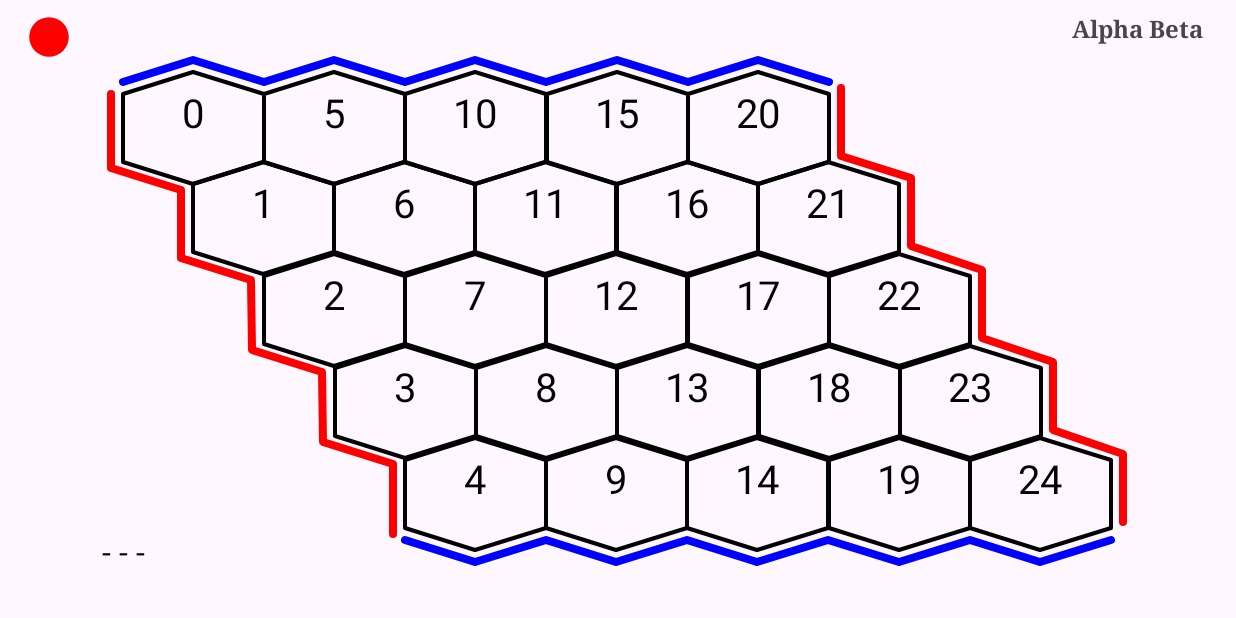
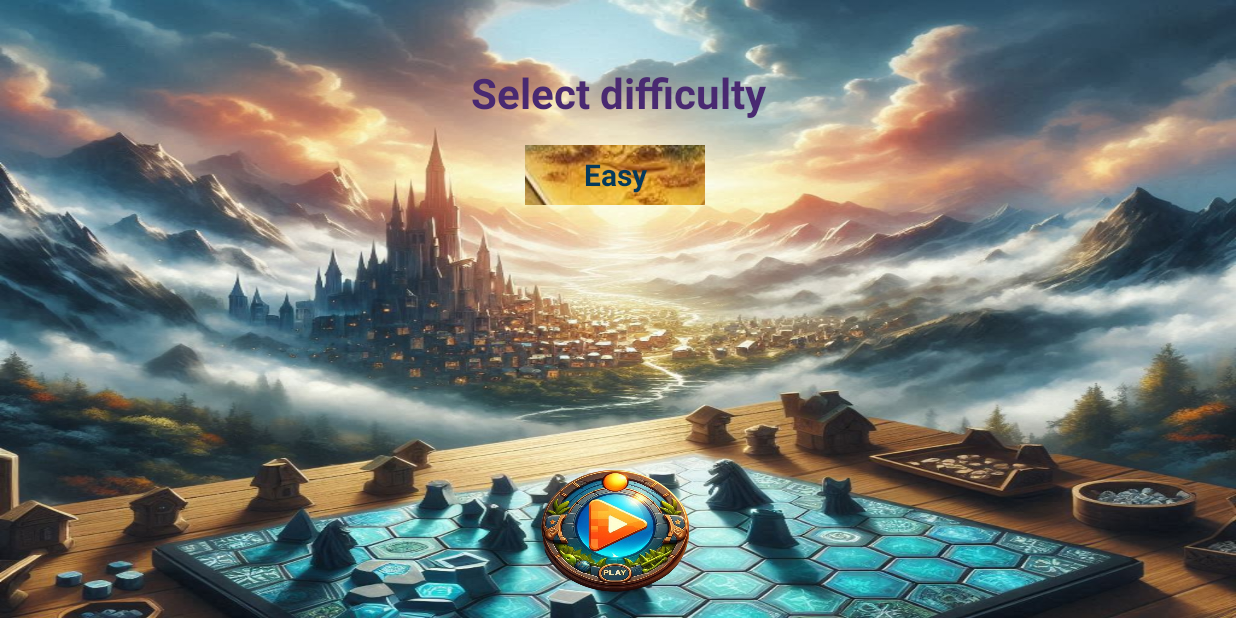
Before and after one commit to abusaeed2433/AiProject, an Android app: the screen it shows after launch (MainActivity before the commit, HomeScreen after it), on a phone screen of 824 x 412 dp (held sideways). Run offline under Robolectric (Android 15) with nearby library versions, the phone set to English and light mode, and no system bars.

Commit message:
Home Screen

```diff
--- a/app/src/main/AndroidManifest.xml
+++ b/app/src/main/AndroidManifest.xml
@@ -1,6 +1,6 @@
 <?xml version="1.0" encoding="utf-8"?>
 <manifest xmlns:android="http://schemas.android.com/apk/res/android"
-    xmlns:tools="http://schemas.android.com/tools">
+    xmlns:tools="http://schemas.android.com/tools" >
 
     <application
         android:allowBackup="true"
@@ -11,28 +11,29 @@
         android:roundIcon="@mipmap/ic_launcher_round"
         android:supportsRtl="true"
         android:theme="@style/Theme.AiProject"
-        tools:targetApi="31">
+        tools:targetApi="31" >
         <activity
-            android:name=".listener.SplashScreen"
-            android:exported="true">
+            android:name=".HomeScreen"
+            android:exported="false"
+            android:screenOrientation="landscape"
+            />
+        <activity
+            android:name=".SplashScreen"
+            android:exported="true"
+            android:screenOrientation="landscape"
+            >
 
             <intent-filter>
                 <action android:name="android.intent.action.MAIN" />
 
                 <category android:name="android.intent.category.LAUNCHER" />
             </intent-filter>
-
         </activity>
-
-
-
-
         <activity
             android:name=".MainActivity"
             android:exported="false"
             android:screenOrientation="landscape"
-            tools:ignore="DiscouragedApi">
-
+            tools:ignore="DiscouragedApi" >
         </activity>
     </application>
 
--- /dev/null
+++ b/app/src/main/java/com/unknownn/aiproject/HomeScreen.java
@@ -0,0 +1,74 @@
+package com.unknownn.aiproject;
+
+import android.content.Intent;
+import android.os.Bundle;
+import android.view.View;
+import android.widget.AdapterView;
+import android.widget.ArrayAdapter;
+import android.widget.ImageButton;
+import android.widget.Spinner;
+import android.widget.Toast;
+
+import androidx.activity.EdgeToEdge;
+import androidx.appcompat.app.AppCompatActivity;
+import androidx.core.content.ContextCompat;
+import androidx.core.graphics.Insets;
+import androidx.core.view.ViewCompat;
+import androidx.core.view.WindowInsetsCompat;
+
+public class HomeScreen extends AppCompatActivity {
+
+    ImageButton btn_play;
+
+    @Override
+    protected void onCreate(Bundle savedInstanceState) {
+        super.onCreate(savedInstanceState);
+        EdgeToEdge.enable(this);
+        setContentView(R.layout.activity_home_screen);
+        ViewCompat.setOnApplyWindowInsetsListener(findViewById(R.id.main), (v, insets) -> {
+            Insets systemBars = insets.getInsets(WindowInsetsCompat.Type.systemBars());
+            v.setPadding(systemBars.left, systemBars.top, systemBars.right, systemBars.bottom);
+            return insets;
+        });
+
+        btn_play = findViewById(R.id.btn_play);
+
+
+        Spinner difficultySpinner = findViewById(R.id.difficulty_spinner);
+
+        // Create an ArrayAdapter using the string array and a default spinner layout
+        ArrayAdapter<CharSequence> adapter = ArrayAdapter.createFromResource(this,
+                R.array.difficulty_levels, R.layout.custom_text);
+
+        // Specify the layout to use when the list of choices appears
+        adapter.setDropDownViewResource(android.R.layout.simple_spinner_dropdown_item);
+
+        // Apply the adapter to the spinner
+        difficultySpinner.setAdapter(adapter);
+
+        // Set an item selected listener
+        difficultySpinner.setOnItemSelectedListener(new AdapterView.OnItemSelectedListener() {
+            @Override
+            public void onItemSelected(AdapterView<?> parentView, View selectedItemView, int position, long id) {
+                String selectedDifficulty = parentView.getItemAtPosition(position).toString();
+                Toast.makeText(HomeScreen.this, "Selected: " + selectedDifficulty, Toast.LENGTH_SHORT).show();
+            }
+
+            @Override
+            public void onNothingSelected(AdapterView<?> parentView) {
+                Toast.makeText(HomeScreen.this,"Please select a difficulty",Toast.LENGTH_SHORT).show();
+            }
+        });
+
+        btn_play.setOnClickListener(new View.OnClickListener() {
+            @Override
+            public void onClick(View v) {
+                Intent intent = new Intent(HomeScreen.this, MainActivity.class);
+                startActivity(intent);
+
+            }
+        });
+
+
+    }
+}
--- a/app/src/main/java/com/unknownn/aiproject/listener/SplashScreen.java
+++ b/app/src/main/java/com/unknownn/aiproject/SplashScreen.java
@@ -1,6 +1,7 @@
-package com.unknownn.aiproject.listener;
+package com.unknownn.aiproject;
 
 import android.content.Intent;
+import android.content.res.Configuration;
 import android.os.Bundle;
 import android.os.Handler;
 
@@ -9,9 +10,6 @@ import androidx.appcompat.app.AppCompatActivity;
 import androidx.core.graphics.Insets;
 import androidx.core.view.ViewCompat;
 import androidx.core.view.WindowInsetsCompat;
-
-import com.unknownn.aiproject.MainActivity;
-import com.unknownn.aiproject.R;
 
 public class SplashScreen extends AppCompatActivity {
 
@@ -23,7 +21,7 @@ public class SplashScreen extends AppCompatActivity {
         new Handler().postDelayed(new Runnable() {
             @Override
             public void run() {
-                Intent intent = new Intent(SplashScreen.this, MainActivity.class);
+                Intent intent = new Intent(SplashScreen.this, HomeScreen.class);
                 startActivity(intent);
                 finish();
             }
@@ -36,4 +34,7 @@ public class SplashScreen extends AppCompatActivity {
             return insets;
         });
     }
+
+
+
 }
--- /dev/null
+++ b/app/src/main/res/drawable/custom_spinner.xml
@@ -0,0 +1,17 @@
+<?xml version="1.0" encoding="utf-8"?>
+<layer-list xmlns:android="http://schemas.android.com/apk/res/android">
+    <!-- Background shape with rounded corners -->
+    <item>
+        <shape android:shape="rectangle">
+            <solid android:color="@android:color/transparent"/>
+            <corners android:radius="50dp"/>
+        </shape>
+    </item>
+    <!-- Bitmap image as an overlay -->
+    <item>
+        <bitmap
+            android:src="@drawable/hex_background"
+            android:gravity="center"
+            android:tileMode="disabled"/>
+    </item>
+</layer-list>
--- /dev/null
+++ b/app/src/main/res/drawable/rounded_shape.xml
@@ -0,0 +1,6 @@
+<?xml version="1.0" encoding="utf-8"?>
+<!-- res/drawable/rounded_corners.xml -->
+<shape xmlns:android="http://schemas.android.com/apk/res/android">
+    <solid android:color="@android:color/transparent" />
+    <corners android:radius="100dp" />
+</shape>
--- /dev/null
+++ b/app/src/main/res/layout/activity_home_screen.xml
@@ -0,0 +1,60 @@
+<?xml version="1.0" encoding="utf-8"?>
+<androidx.constraintlayout.widget.ConstraintLayout xmlns:android="http://schemas.android.com/apk/res/android"
+    xmlns:app="http://schemas.android.com/apk/res-auto"
+    xmlns:tools="http://schemas.android.com/tools"
+    android:id="@+id/main"
+    android:layout_width="match_parent"
+    android:layout_height="match_parent"
+    tools:context=".HomeScreen"
+    android:background="@drawable/hex_background2">
+
+    <TextView
+        android:layout_width="wrap_content"
+        android:layout_height="wrap_content"
+        android:layout_marginBottom="8dp"
+        android:text="Select difficulty"
+        android:textSize="28sp"
+        android:textColor="@color/purple1"
+        android:textStyle="bold"
+        app:layout_constraintBottom_toBottomOf="parent"
+        app:layout_constraintEnd_toEndOf="parent"
+        app:layout_constraintStart_toStartOf="parent"
+        app:layout_constraintTop_toTopOf="parent"
+        app:layout_constraintVertical_bias="0.116" />
+
+    <FrameLayout
+        android:layout_width="120dp"
+        android:layout_height="40dp"
+        android:layout_marginTop="30dp"
+        android:background="@drawable/rounded_shape"
+        app:layout_constraintBottom_toBottomOf="parent"
+        app:layout_constraintEnd_toEndOf="parent"
+        app:layout_constraintHorizontal_bias="0.497"
+        app:layout_constraintStart_toStartOf="parent"
+        app:layout_constraintTop_toTopOf="parent"
+        app:layout_constraintVertical_bias="0.194">
+
+        <Spinner
+            android:id="@+id/difficulty_spinner"
+            android:layout_width="match_parent"
+            android:layout_height="match_parent"
+            android:background="@drawable/custom_spinner"
+            android:textColor="@color/white"/>
+    </FrameLayout>
+
+
+    <ImageButton
+        android:id="@+id/btn_play"
+        android:layout_width="200dp"
+        android:layout_height="100dp"
+        android:foregroundGravity="center"
+        android:scaleType="centerInside"
+        android:src="@drawable/play1_removebg"
+        android:background="@drawable/rounded_shape"
+        app:layout_constraintBottom_toBottomOf="parent"
+        app:layout_constraintEnd_toEndOf="parent"
+        app:layout_constraintStart_toStartOf="parent"
+        app:layout_constraintTop_toTopOf="parent"
+        app:layout_constraintHorizontal_bias="0.497"
+        app:layout_constraintVertical_bias="0.968" />
+</androidx.constraintlayout.widget.ConstraintLayout>
--- a/app/src/main/res/layout/activity_splash_screen.xml
+++ b/app/src/main/res/layout/activity_splash_screen.xml
@@ -5,7 +5,8 @@
     android:id="@+id/main"
     android:layout_width="match_parent"
     android:layout_height="match_parent"
-    tools:context=".listener.SplashScreen"
+    tools:context=".SplashScreen"
+
     android:background="@drawable/splash_screen">
 
 </RelativeLayout>
--- /dev/null
+++ b/app/src/main/res/layout/custom_text.xml
@@ -0,0 +1,10 @@
+<?xml version="1.0" encoding="utf-8"?>
+<TextView xmlns:android="http://schemas.android.com/apk/res/android"
+    android:id="@android:id/text1"
+    android:layout_width="match_parent"
+    android:layout_height="wrap_content"
+    android:textColor="@color/blue1"
+    android:textSize="20sp"
+    android:textStyle="bold"
+    android:gravity="center"
+    android:padding="5dp" />
--- a/app/src/main/res/values/colors.xml
+++ b/app/src/main/res/values/colors.xml
@@ -2,4 +2,8 @@
 <resources>
     <color name="black">#FF000000</color>
     <color name="white">#FFFFFFFF</color>
+    <color name="blue">#0000FF</color>
+    <color name="purple1">#492971</color>
+    <color name="blue1">#05395a</color>
+    <color name="pink1">#bc8dbc</color>
 </resources>
--- /dev/null
+++ b/app/src/main/res/values/difficulty.xml
@@ -0,0 +1,8 @@
+<?xml version="1.0" encoding="utf-8"?>
+<resources>
+<string-array name="difficulty_levels">
+    <item>Easy</item>
+    <item>Medium</item>
+    <item>Hard</item>
+</string-array>
+</resources>
```
Also changed, not shown: app/src/main/res/drawable/background1.png (added), app/src/main/res/drawable/brown_background.png (added), app/src/main/res/drawable/hex_background.png (added), app/src/main/res/drawable/hex_background2.png (added), app/src/main/res/drawable/play1_removebg.png (added), app/src/main/res/drawable/play_button1.png (added), app/src/main/res/drawable/play_button2.png (added), app/src/main/res/drawable/play_button3.png (added).
